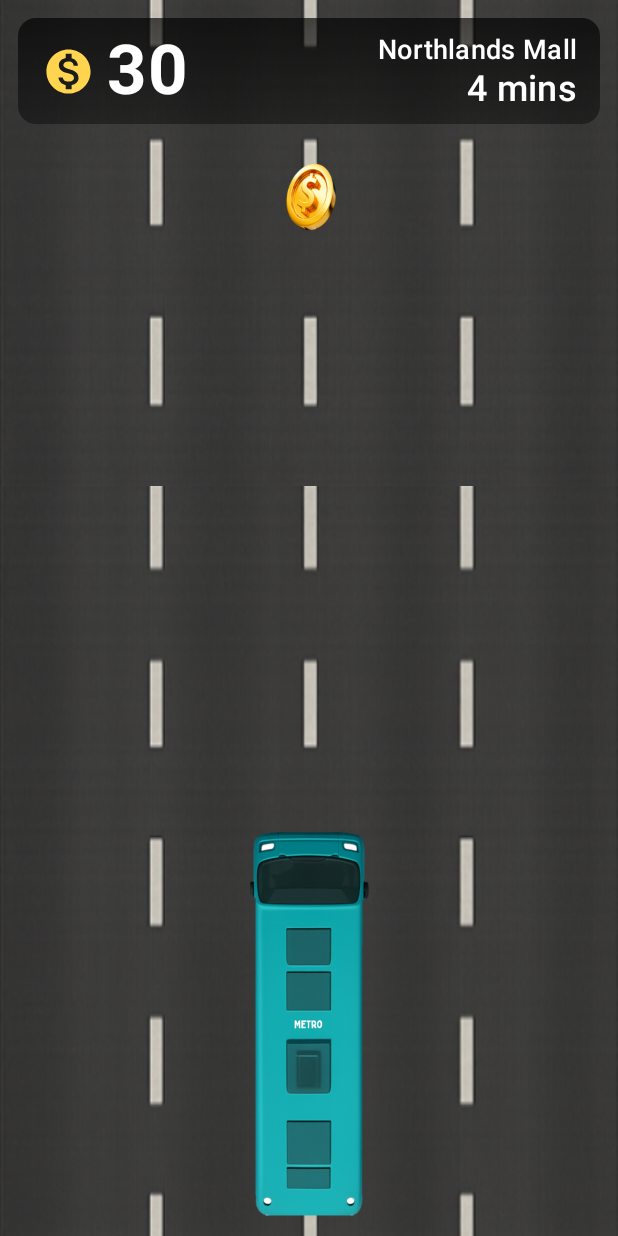
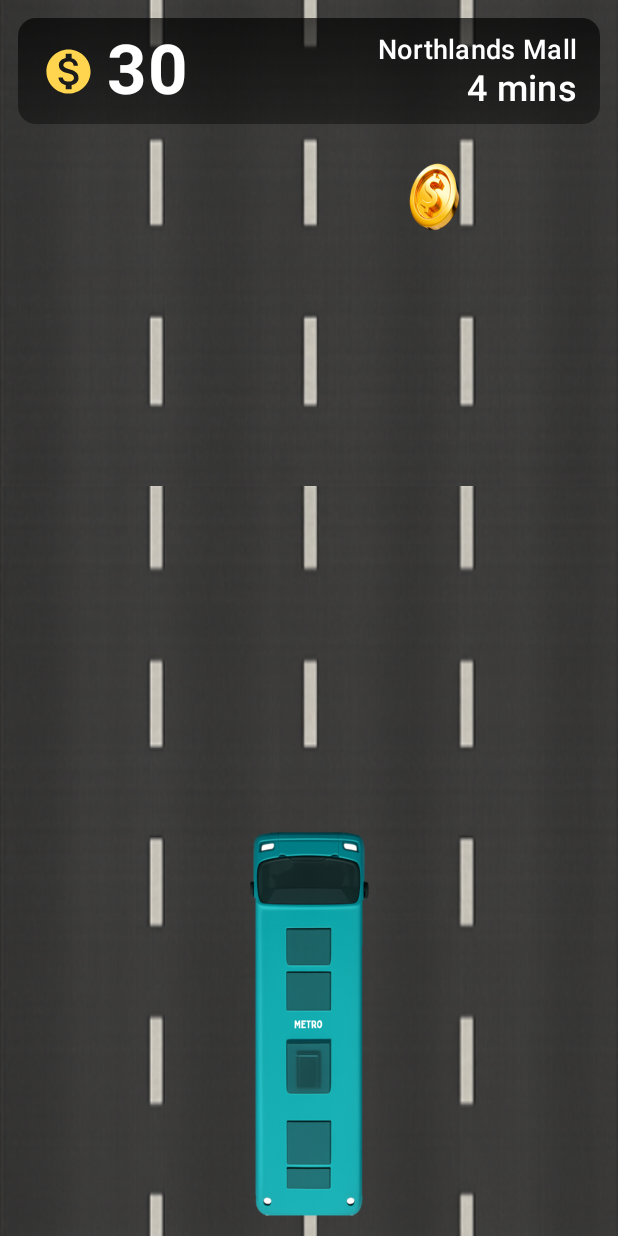
Before and after one commit to SaxySam/SENG303_A2_Bus_Buddy, an Android app built with Jetpack Compose: the screen it shows after launch (MainActivity), on a phone screen of 412 x 824 dp. Run offline under Robolectric (Android 15) with nearby library versions, the phone set to English and light mode, and no system bars.

Commit message:
Implemented randomisation of x direction for the sprite, also change coin.kt into SpawnSprite.kt

```diff
--- a/app/src/main/java/nz/ac/canterbury/seng303/busbuddy/composables/MainGameplay.kt
+++ b/app/src/main/java/nz/ac/canterbury/seng303/busbuddy/composables/MainGameplay.kt
@@ -1,6 +1,7 @@
 package nz.ac.canterbury.seng303.busbuddy.composables
 
 import Road
+import SpawnSprite
 import androidx.compose.foundation.layout.Box
 import androidx.compose.foundation.layout.fillMaxSize
 import androidx.compose.foundation.layout.fillMaxWidth
@@ -9,6 +10,7 @@ import androidx.compose.foundation.layout.statusBarsPadding
 import androidx.compose.runtime.Composable
 import androidx.compose.ui.Modifier
 import androidx.compose.ui.unit.dp
+import nz.ac.canterbury.seng303.busbuddy.R
 import nz.ac.canterbury.seng303.busbuddy.models.BusStop
 import nz.ac.canterbury.seng303.busbuddy.models.Player
 
@@ -21,8 +23,9 @@ fun MainGameplay(modifier: Modifier = Modifier) {
         Road(
             Modifier.fillMaxSize()
         )
-        Coin(
-            modifier = Modifier.fillMaxSize()
+        SpawnSprite(
+            modifier = Modifier.fillMaxSize(),
+            sprite = R.drawable.coin
         )
         Bus()
         HUD(
--- a/app/src/main/java/nz/ac/canterbury/seng303/busbuddy/composables/Coin.kt
+++ b/app/src/main/java/nz/ac/canterbury/seng303/busbuddy/composables/SpawnSprite.kt
@@ -1,5 +1,3 @@
-package nz.ac.canterbury.seng303.busbuddy.composables
-
 import androidx.compose.animation.core.LinearEasing
 import androidx.compose.animation.core.animateFloat
 import androidx.compose.animation.core.infiniteRepeatable
@@ -12,6 +10,7 @@ import androidx.compose.foundation.layout.size
 import androidx.compose.runtime.Composable
 import androidx.compose.runtime.getValue
 import androidx.compose.runtime.mutableFloatStateOf
+import androidx.compose.runtime.mutableStateOf
 import androidx.compose.runtime.remember
 import androidx.compose.runtime.setValue
 import androidx.compose.ui.Alignment
@@ -21,23 +20,32 @@ import androidx.compose.ui.layout.onSizeChanged
 import androidx.compose.ui.platform.LocalDensity
 import androidx.compose.ui.res.painterResource
 import androidx.compose.ui.unit.dp
-import nz.ac.canterbury.seng303.busbuddy.R
+import kotlin.random.Random
 
 @Composable
-fun Coin(
+fun SpawnSprite(
+    sprite: Int,
     modifier: Modifier = Modifier,
-    coinSizeDp: Int = 55,
+    sizeDp: Int = 55,
     pixelsPerSecond: Float = 1000f,
-    initialYRatio: Float = -0.2f  // start slightly above the screen
+    startAboveRatio: Float = 0.2f
 ) {
-    val coinResId: Int = R.drawable.coin
     val density = LocalDensity.current
-    var containerHeightPx by remember { mutableFloatStateOf(0f) }
-    val coinSizePx = with(density) { coinSizeDp.dp.toPx() }
-    val distance = if (containerHeightPx <= 0f) 1f else containerHeightPx
-    val transition = rememberInfiniteTransition()
+    val sizePx = with(density) { sizeDp.dp.toPx() }
+    var widthPx by remember { mutableFloatStateOf(0f) }
+    var heightPx by remember { mutableFloatStateOf(0f) }
 
-    val phasePx by transition.animateFloat(
+    // Pick a random X location
+    val xPxState = remember(widthPx) {
+        val x = if (widthPx <= sizePx) 0f
+        else Random.nextFloat() * (widthPx - sizePx)
+        mutableStateOf(x)
+    }
+    val xPx = xPxState.value
+
+    // Animate Y, matching the road
+    val distance = if (heightPx <= 0f) 1f else heightPx
+    val phaseY by rememberInfiniteTransition().animateFloat(
         initialValue = 0f,
         targetValue = distance,
         animationSpec = infiniteRepeatable(
@@ -47,25 +55,26 @@ fun Coin(
             )
         )
     )
+    val startY = -startAboveRatio * heightPx - sizePx
 
     Box(
         modifier = modifier
             .fillMaxSize()
             .onSizeChanged { size ->
-                containerHeightPx = size.height.toFloat()
-            }
+                widthPx = size.width.toFloat()
+                heightPx = size.height.toFloat()
+            },
+        contentAlignment = Alignment.TopStart
     ) {
-        if (containerHeightPx > 0f) {
-            val startOffset = containerHeightPx * initialYRatio - coinSizePx
-
+        if (widthPx > 0f && heightPx > 0f) {
             Image(
-                painter = painterResource(id = coinResId),
-                contentDescription = "Moving Coin",
+                painter = painterResource(sprite),
+                contentDescription = "Coin",
                 modifier = Modifier
-                    .size(coinSizeDp.dp)
-                    .align(Alignment.TopCenter)
+                    .size(sizeDp.dp)
                     .graphicsLayer {
-                        translationY = startOffset + phasePx
+                        translationX = xPx
+                        translationY = startY + phaseY
                     }
             )
         }
```
